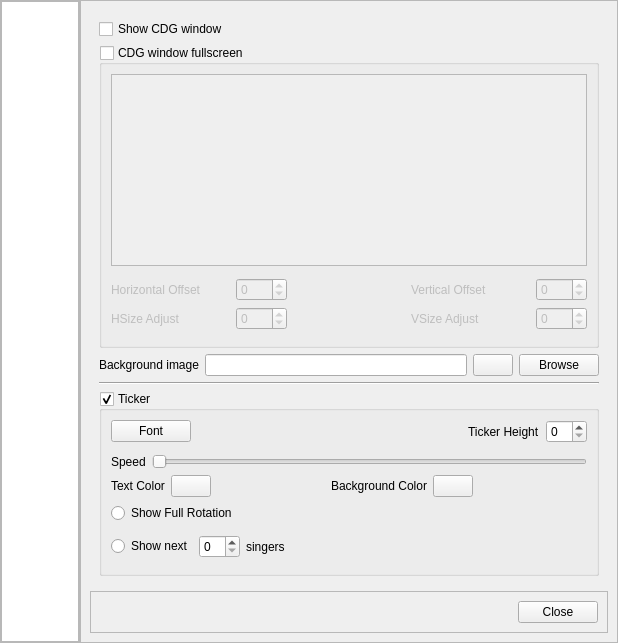
First picture: the form in OpenKJ/dlgsettings.ui, repository OpenKJ/OpenKJ, before the edit.
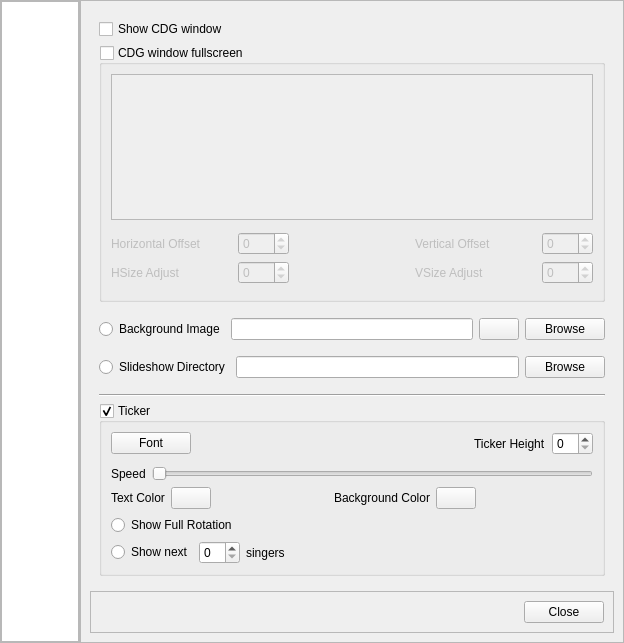
Second picture: the form after the edit. The open tabs and pages were chosen to show the change. Icons and pictures are not drawn.

Commit message:
Adding new background image slideshow feature
In settings, you can set a directory and it will loop over all files in
that directory, detect whether each one is a valid image file, and loop
over the valid images.  The loop is done alphabetically (case
insensitive), so if you want to control the order, just prefix each name
with 00, 01, 02, 03 or some such.  Currently the time between switches
is hard coded at 15sec.  I'll put in the UI elements and plumbing to
make that configurable later.

What changed in the file:
```diff
--- a/OpenKJ/dlgsettings.ui
+++ b/OpenKJ/dlgsettings.ui
@@ -9,7 +9,7 @@
    <rect>
     <x>0</x>
     <y>0</y>
-    <width>618</width>
+    <width>624</width>
     <height>643</height>
    </rect>
   </property>
@@ -527,14 +527,22 @@
              </widget>
             </item>
             <item>
+             <layout class="QVBoxLayout" name="verticalLayout_12">
+              <property name="topMargin">
+               <number>10</number>
+              </property>
+              <property name="bottomMargin">
+               <number>10</number>
+              </property>
+              <item>
              <layout class="QHBoxLayout" name="horizontalLayout_8">
               <property name="topMargin">
                <number>0</number>
               </property>
               <item>
-               <widget class="QLabel" name="label_9">
+                 <widget class="QRadioButton" name="rbBgImage">
                 <property name="text">
-                 <string>Background image</string>
+                   <string>Background Image</string>
                 </property>
                </widget>
               </item>
@@ -558,6 +566,32 @@
                  <string>Browse</string>
                 </property>
                </widget>
+                </item>
+               </layout>
+              </item>
+              <item>
+               <layout class="QHBoxLayout" name="horizontalLayout_10">
+                <property name="topMargin">
+                 <number>10</number>
+                </property>
+                <item>
+                 <widget class="QRadioButton" name="rbSlideshow">
+                  <property name="text">
+                   <string>Slideshow Directory</string>
+                  </property>
+                 </widget>
+                </item>
+                <item>
+                 <widget class="QLineEdit" name="lineEditSlideshowDir"/>
+                </item>
+                <item>
+                 <widget class="QPushButton" name="pushButtonSlideshowBrowse">
+                  <property name="text">
+                   <string>Browse</string>
+                  </property>
+                 </widget>
+                </item>
+               </layout>
               </item>
              </layout>
             </item>
```
Left out of the diff: 2 changed lines with no effect on the pictures. Lines whose indentation alone changed are shown as unchanged. The commit also changes 8 other files.
